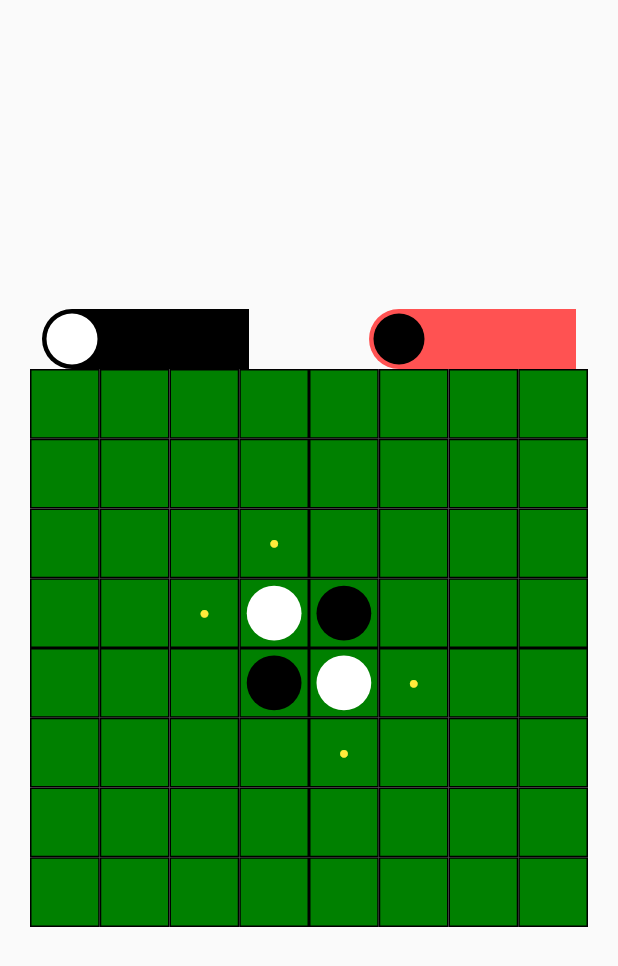
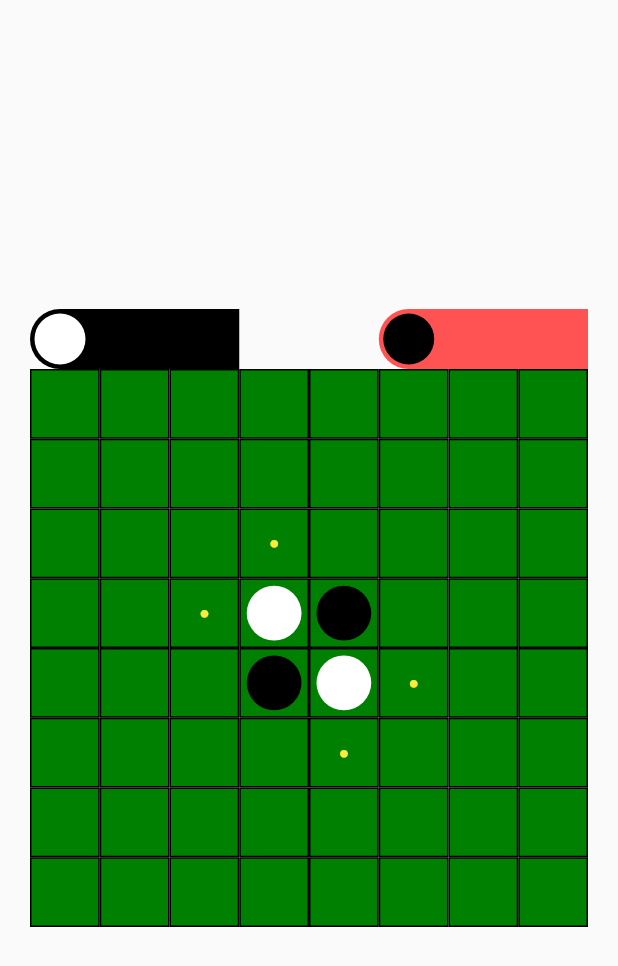
Before and after one commit to YukiMaitani/othello, a Flutter app: the screen it shows after launch, on a phone screen of 412 x 824 dp. Shown: the top 966 px of the screen. Run offline on Flutter 3.47's test engine with Material 2 defaults, Android fonts, the phone set to English and light mode, and no system bars; our stand-ins replace freezed_annotation, hooks_riverpod.

Commit message:
gameInformationのスペースを調整

```diff
--- a/lib/pages/game/game_page.dart
+++ b/lib/pages/game/game_page.dart
@@ -92,18 +92,13 @@ class GamePage extends HookConsumerWidget {
   }
 
   Widget _buildGameInformation() {
-    return Padding(
-      padding: const EdgeInsets.symmetric(horizontal: 8.0),
-      child: Row(
-        mainAxisAlignment: MainAxisAlignment.spaceBetween,
-        children: [
-          Expanded(child: _buildPlayerInformation(Turn.white)),
-          const SizedBox(
-            width: 80,
-          ),
-          Expanded(child: _buildPlayerInformation(Turn.black))
-        ],
-      ),
+    return Row(
+      mainAxisAlignment: MainAxisAlignment.spaceBetween,
+      children: [
+        Expanded(flex: 3, child: _buildPlayerInformation(Turn.white)),
+        const Spacer(flex: 2,),
+        Expanded(flex: 3, child: _buildPlayerInformation(Turn.black))
+      ],
     );
   }
 
```
